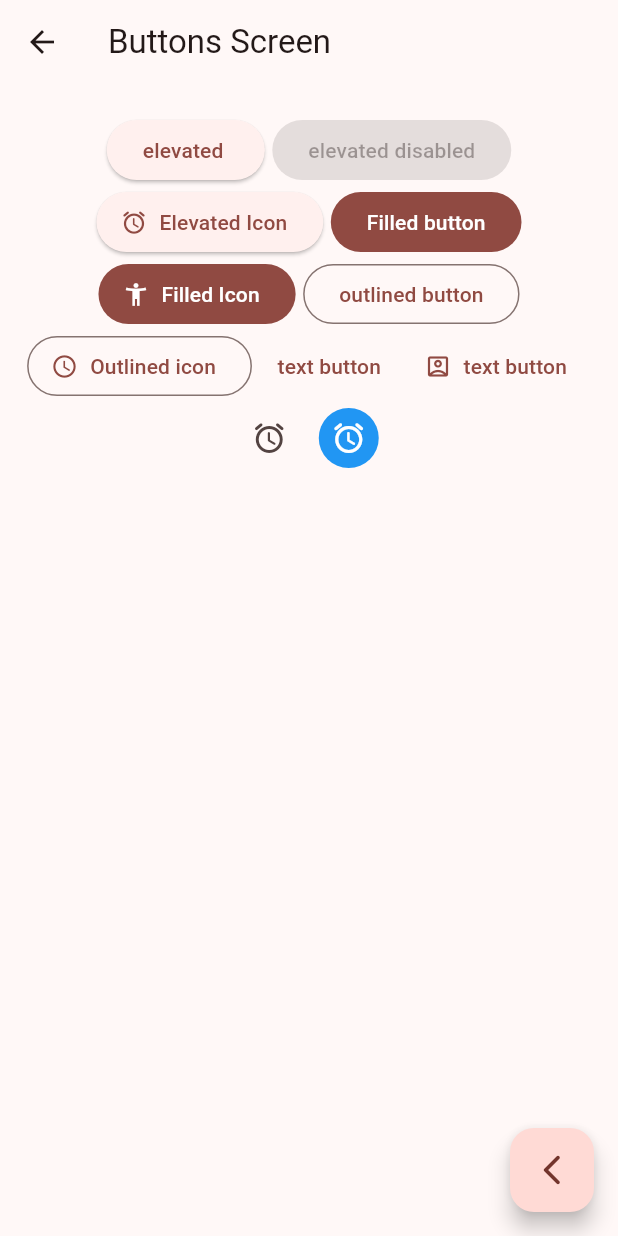
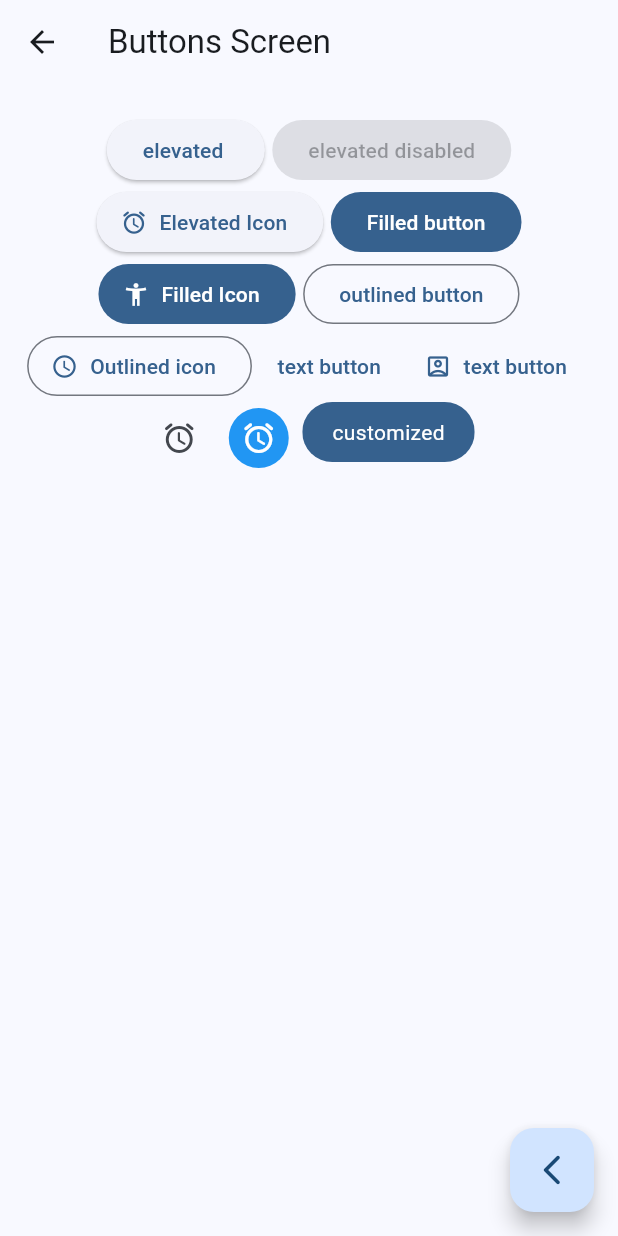
Before and after one commit to Curvi55/widgets_app, a Flutter app: the screen it shows after launch, after a tap on "Botones", on a phone screen of 412 x 824 dp. Run offline on Flutter 3.47's test engine with Material 2 defaults, Android fonts, the phone set to English and light mode, and no system bars; our stand-ins replace go_router.

Commit message:
boton personalizado finished

```diff
--- a/lib/main.dart
+++ b/lib/main.dart
@@ -41,7 +41,7 @@ class MainApp extends StatelessWidget {
       routerConfig: appRouter, // se connecta ahora con el router definido en app_router.dart
 
       debugShowCheckedModeBanner: false,
-      theme:AppTheme(selectedColor: 3).getTheme(),
+      theme:AppTheme(selectedColor: 0).getTheme(),
       /*
       home: const HomeScreen(),
         FLUTTER recomienda utilizar go_router en vez de este tipo de routing
--- a/lib/presentation/screens/buttons/buttons_screen.dart
+++ b/lib/presentation/screens/buttons/buttons_screen.dart
@@ -97,9 +97,44 @@ class _ButtonsView extends StatelessWidget {
                  splashFactory: InkSparkle.splashFactory
                )
             ),
+            const CustomButton(),
           ],
         ),
       ),
     );
   }
 }
+
+// boton desde 0 , customizado / personalizado
+
+class CustomButton extends StatelessWidget {
+  const CustomButton({super.key});
+
+  @override
+  Widget build(BuildContext context) {
+
+    final colors = Theme.of(context).colorScheme;
+
+    // se envuelve  ahora Material con clipRRect para hacer bordes redondos.
+    return ClipRRect(
+      borderRadius: BorderRadius.circular(20),
+      child: Material(
+        color: colors.primary,
+        //Inkwell es como un gestore detector para botones
+        // reacciona cuando tienes un splash method
+
+
+        child: InkWell(
+
+          onTap: () {},
+          //splashFactory: InkSparkle.constantTurbulenceSeedSplashFactory,
+          child: const Padding(
+
+            padding: EdgeInsets.symmetric(horizontal:20, vertical:10),
+            child: Text('customized',style: TextStyle(color: Colors.white)),
+            ),
+        ),
+      ),
+    );
+  }
+}
```
